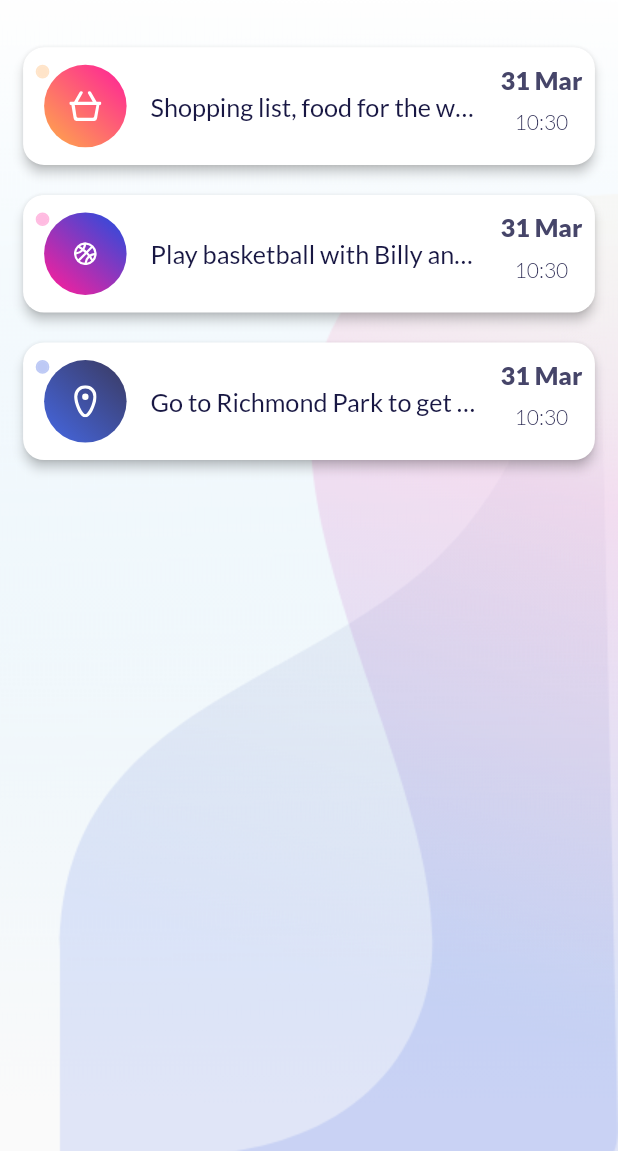
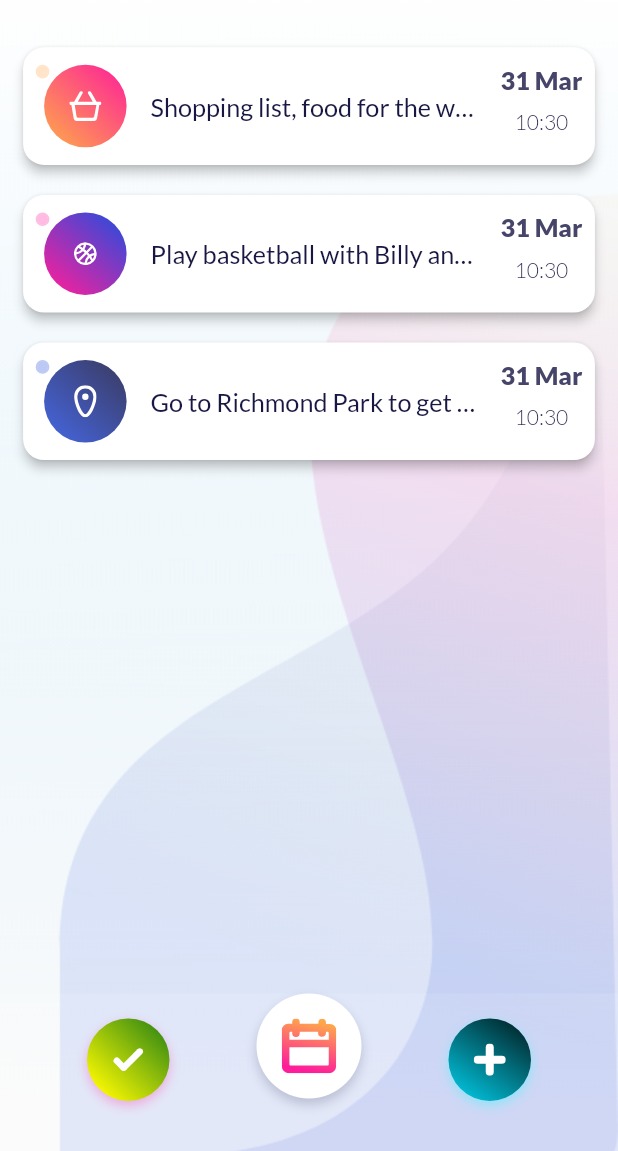
Before and after one commit to SixtusMiracle/my_day, a Flutter app: the screen it shows after launch, on a phone screen of 412 x 824 dp, the part 85-1236 px from its top. Run offline on Flutter 3.47's test engine with Material 2 defaults, Android fonts, the phone set to English and light mode, and no system bars; our stand-ins replace flutter_svg.

Commit message:
added bottom app bar
I also increased reusability in circular gradient icon widget

```diff
--- a/lib/screens/home/home.dart
+++ b/lib/screens/home/home.dart
@@ -1,6 +1,9 @@
 import 'package:flutter/material.dart';
+import 'package:my_day/shared/constants.dart';
+import 'package:my_day/shared/util/circular_gradient_icon.dart';
 
 import '../../shared/util/app_bar.dart';
+import '../../shared/util/mi_bottom_app_bar.dart';
 import 'components/body.dart';
 
 class Home extends StatelessWidget {
@@ -13,6 +16,8 @@ class Home extends StatelessWidget {
     return Scaffold(
       appBar: buildAppBar(),
       body: Body(),
+      extendBody: true,
+      bottomNavigationBar: MiBottomAppBar(),
     );
   }
 }
--- a/lib/shared/util/circular_gradient_icon.dart
+++ b/lib/shared/util/circular_gradient_icon.dart
@@ -7,6 +7,9 @@ class CircularGradientIcon extends StatelessWidget {
   final String icon;
   final int gradientStartColor, gradientStopColor;
   final double beginStart, beginStop, endStart, endStop, height, width;
+  final List<BoxShadow>? boxShadow;
+  final Color? color;
+  final Function()? press;
 
   const CircularGradientIcon({
     Key? key,
@@ -19,11 +22,16 @@ class CircularGradientIcon extends StatelessWidget {
     required this.endStop,
     this.height = 55,
     this.width = 55,
+    this.boxShadow,
+    this.color = Colors.white,
+    this.press,
   }) : super(key: key);
 
   @override
   Widget build(BuildContext context) {
-    return Container(
+    return GestureDetector(
+      onTap: press,
+      child: Container(
         height: height,
         width: width,
         decoration: BoxDecoration(
@@ -34,12 +42,14 @@ class CircularGradientIcon extends StatelessWidget {
             end: Alignment(endStart, endStop),
             stops: [0.0, 1.0],
           ),
+          boxShadow: boxShadow,
         ),
         child: Padding(
           padding: const EdgeInsets.all(miDefaultSize * 1.2),
           child: SvgPicture.asset(
             icon,
-          color: Colors.white,
+            color: color,
+          ),
         ),
       ),
     );
--- /dev/null
+++ b/lib/shared/util/mi_bottom_app_bar.dart
@@ -0,0 +1,83 @@
+import 'package:flutter/material.dart';
+
+import '../constants.dart';
+import 'circular_gradient_icon.dart';
+
+class MiBottomAppBar extends StatelessWidget {
+  const MiBottomAppBar({
+    Key? key,
+  }) : super(key: key);
+
+  @override
+  Widget build(BuildContext context) {
+    return BottomAppBar(
+      elevation: 0,
+      color: Colors.white.withOpacity(0.1),
+      child: Padding(
+        padding: const EdgeInsets.only(bottom: miDefaultSize * 1.2),
+        child: Row(
+          mainAxisAlignment: MainAxisAlignment.spaceEvenly,
+          children: <Widget>[
+            CircularGradientIcon(
+              icon: "assets/icons/tick.svg",
+              gradientStartColor: 0xFFFFFB01,
+              gradientStopColor: 0xFF067017,
+              beginStart: -0.8,
+              beginStop: 0.81,
+              endStart: 1.2,
+              endStop: -1.23,
+              boxShadow: [
+                BoxShadow(
+                  color: const Color(0x4dfe1e9a),
+                  offset: Offset(0, 3),
+                  blurRadius: 6,
+                ),
+              ],
+              press: () {},
+            ),
+            Padding(
+              padding: const EdgeInsets.only(bottom: miDefaultSize * 1.3),
+              child: CircularGradientIcon(
+                icon: "assets/icons/calendar.svg",
+                gradientStartColor: 0xffffffff,
+                gradientStopColor: 0xffffffff,
+                beginStart: -0.8,
+                beginStop: 0.81,
+                endStart: 1.2,
+                endStop: -1.23,
+                height: 70,
+                width: 70,
+                boxShadow: [
+                  BoxShadow(
+                    color: const Color(0x33181743),
+                    offset: Offset(0, 4),
+                    blurRadius: 6,
+                  ),
+                ],
+                color: null,
+                press: () {},
+              ),
+            ),
+            CircularGradientIcon(
+              icon: "assets/icons/plus.svg",
+              gradientStartColor: 0xFF020202,
+              gradientStopColor: 0xFF01E1FF,
+              beginStart: 1.22,
+              beginStop: -1.22,
+              endStart: -0.65,
+              endStop: 1.52,
+              boxShadow: [
+                BoxShadow(
+                  color: const Color(0x4d00ffff),
+                  offset: Offset(0, 3),
+                  blurRadius: 6,
+                ),
+              ],
+              press: () {},
+            ),
+          ],
+        ),
+      ),
+    );
+  }
+}
```
Also changed, not shown: assets/icons/calendar.svg (added), assets/icons/plus.svg (added), assets/icons/tick.svg (added). Lines whose indentation alone changed are shown as unchanged.
